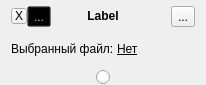
povle/pyblueprint, file ui/InputBlock.ui: the form before one commit.
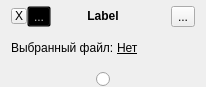
The form after the commit. Icons and pictures are not drawn. Custom widgets are drawn as their Qt base class.

Patch:
```diff
--- a/ui/InputBlock.ui
+++ b/ui/InputBlock.ui
@@ -7,7 +7,7 @@
     <x>0</x>
     <y>0</y>
     <width>206</width>
-    <height>85</height>
+    <height>87</height>
    </rect>
   </property>
   <property name="sizePolicy">
@@ -227,6 +227,12 @@
      <property name="spacing">
       <number>3</number>
      </property>
+     <property name="topMargin">
+      <number>0</number>
+     </property>
+     <property name="bottomMargin">
+      <number>3</number>
+     </property>
     </layout>
    </item>
    <item>
```
